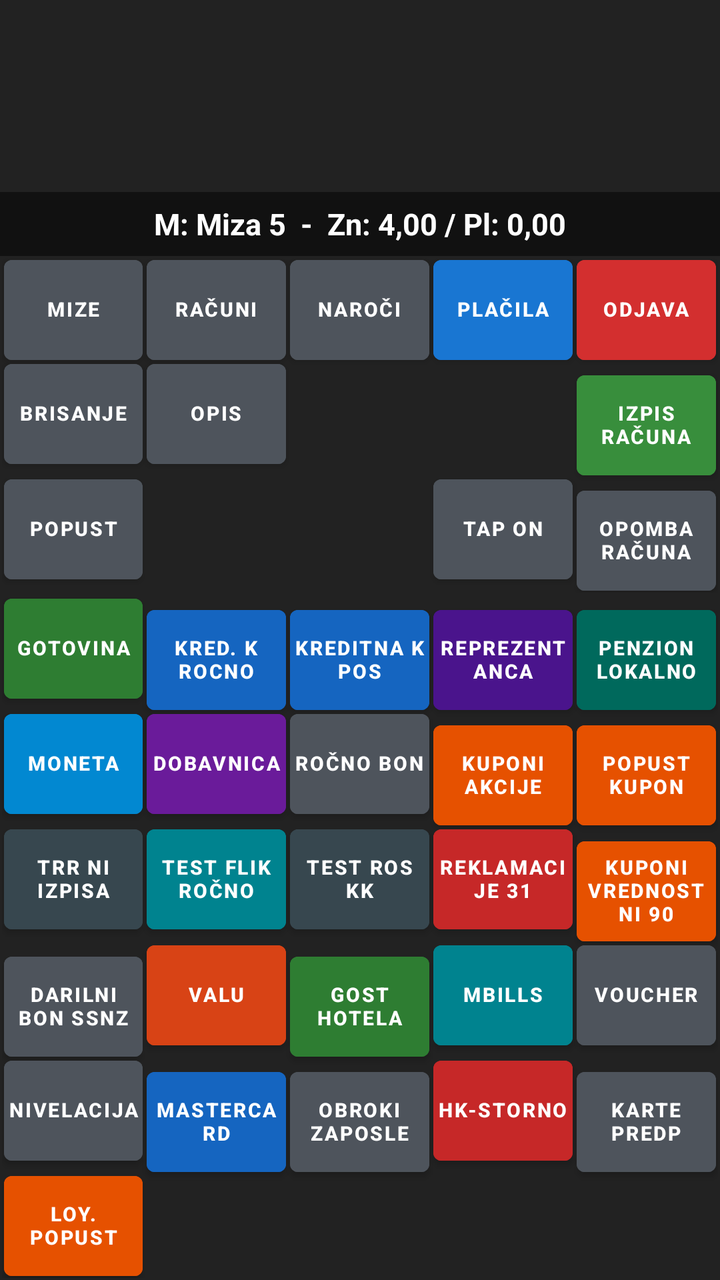
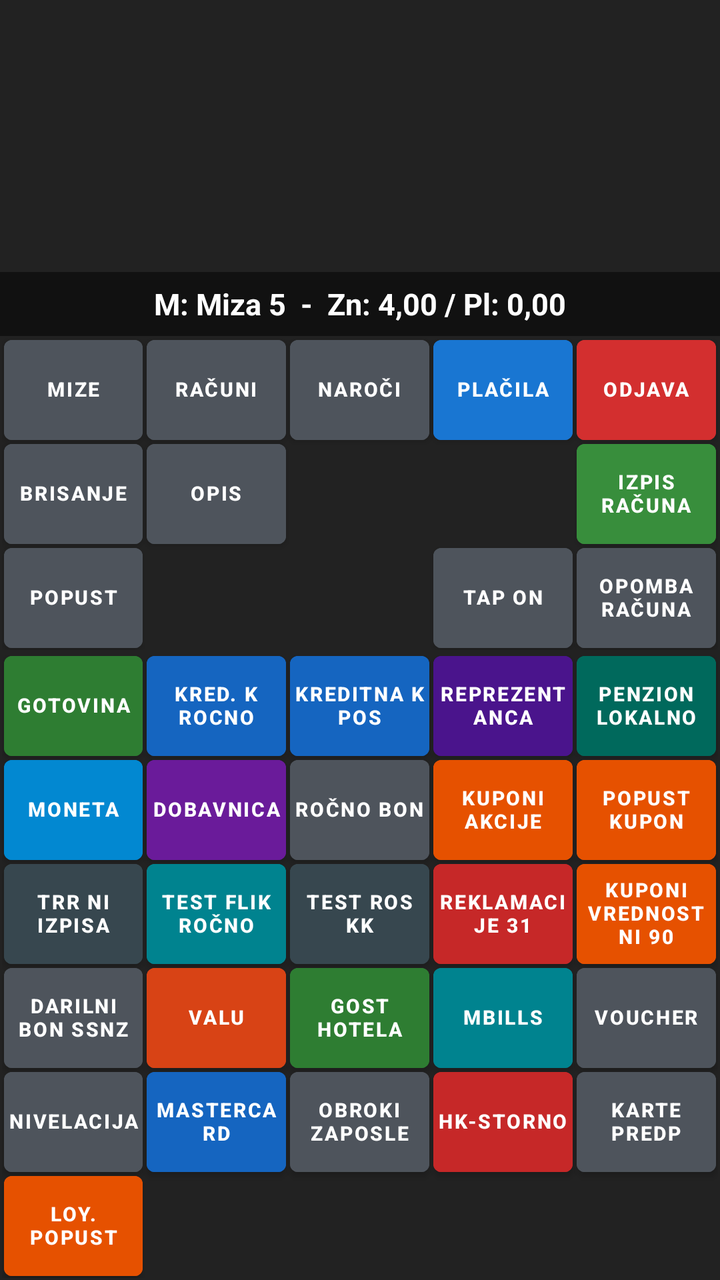

Compare the two renders of this Android layout. The source of the first and the diff that turns it into the second are given below.
<!-- AndroidManifest.xml: application theme Theme.RosKasa -->
<!-- res/layout/fragment_placila.xml -->
<?xml version="1.0" encoding="utf-8"?>
<LinearLayout xmlns:android="http://schemas.android.com/apk/res/android"
    android:layout_width="match_parent"
    android:layout_height="match_parent"
    android:orientation="vertical"
    android:background="@color/pos_bg_dark">

    
    <androidx.recyclerview.widget.RecyclerView
        android:id="@+id/rvPlacilaItems"
        android:layout_width="match_parent"
        android:layout_height="0dp"
        android:layout_weight="1"
        android:padding="2dp"
        android:background="#222222" />

    
    <TextView
        android:id="@+id/tvMizaStatus"
        android:layout_width="match_parent"
        android:layout_height="32dp"
        android:background="#111111"
        android:gravity="center"
        android:textColor="#FFFFFF"
        android:textSize="15sp"
        android:textStyle="bold"
        android:text="M: Miza 5  -  Zn: 4,00 / Pl: 0,00" />

    
    <GridLayout
        android:layout_width="match_parent"
        android:layout_height="wrap_content"
        android:columnCount="5"
        android:rowCount="3"
        android:alignmentMode="alignBounds"
        android:useDefaultMargins="false"
        android:padding="1dp">

        
        <com.google.android.material.button.MaterialButton
            android:id="@+id/btnNavMize"
            style="@style/PosButtonStyle"
            android:layout_width="0dp"
            android:layout_height="50dp"
            android:layout_columnWeight="1"
            android:backgroundTint="@color/pos_btn_normal"
            android:text="@string/btn_mize"
            android:textColor="#FFFFFF" />

        <com.google.android.material.button.MaterialButton
            android:id="@+id/btnNavRacuni"
            style="@style/PosButtonStyle"
            android:layout_width="0dp"
            android:layout_height="50dp"
            android:layout_columnWeight="1"
            android:backgroundTint="@color/pos_btn_normal"
            android:text="@string/btn_racuni"
            android:textColor="#FFFFFF" />

        <com.google.android.material.button.MaterialButton
            android:id="@+id/btnNavNaroci"
            style="@style/PosButtonStyle"
            android:layout_width="0dp"
            android:layout_height="50dp"
            android:layout_columnWeight="1"
            android:backgroundTint="@color/pos_btn_normal"
            android:text="@string/btn_naroci"
            android:textColor="#FFFFFF" />

        <com.google.android.material.button.MaterialButton
            android:id="@+id/btnNavPlacilaSelf"
            style="@style/PosButtonStyle"
            android:layout_width="0dp"
            android:layout_height="50dp"
            android:layout_columnWeight="1"
            android:backgroundTint="@color/pos_accent_blue"
            android:text="@string/btn_placila"
            android:textColor="#FFFFFF" />

        <com.google.android.material.button.MaterialButton
            android:id="@+id/btnOdjava"
            style="@style/PosButtonStyle"
            android:layout_width="0dp"
            android:layout_height="50dp"
            android:layout_columnWeight="1"
            android:backgroundTint="@color/pos_accent_red"
            android:text="@string/btn_odjava"
            android:textColor="#FFFFFF" />

        
        <com.google.android.material.button.MaterialButton
            android:id="@+id/btnBrisanje"
            style="@style/PosButtonStyle"
            android:layout_width="0dp"
            android:layout_height="50dp"
            android:layout_columnWeight="1"
            android:backgroundTint="@color/pos_btn_normal"
            android:text="Brisanje"
            android:textColor="#FFFFFF" />

        <com.google.android.material.button.MaterialButton
            android:id="@+id/btnOpis"
            style="@style/PosButtonStyle"
            android:layout_width="0dp"
            android:layout_height="50dp"
            android:layout_columnWeight="1"
            android:backgroundTint="@color/pos_btn_normal"
            android:text="Opis"
            android:textColor="#FFFFFF" />

        <View
            android:layout_width="0dp"
            android:layout_height="50dp"
            android:layout_columnWeight="1" />

        <View
            android:layout_width="0dp"
            android:layout_height="50dp"
            android:layout_columnWeight="1" />

        <com.google.android.material.button.MaterialButton
            android:id="@+id/btnIzpisRacuna"
            style="@style/PosButtonStyle"
            android:layout_width="0dp"
            android:layout_height="50dp"
            android:layout_columnWeight="1"
            android:backgroundTint="@color/pos_accent_green"
            android:text="Izpis Računa"
            android:textColor="#FFFFFF" />

        
        <com.google.android.material.button.MaterialButton
            android:id="@+id/btnPopust"
            style="@style/PosButtonStyle"
            android:layout_width="0dp"
            android:layout_height="50dp"
            android:layout_columnWeight="1"
            android:backgroundTint="@color/pos_btn_normal"
            android:text="Popust"
            android:textColor="#FFFFFF" />

        <View
            android:layout_width="0dp"
            android:layout_height="50dp"
            android:layout_columnWeight="1" />

        <View
            android:layout_width="0dp"
            android:layout_height="50dp"
            android:layout_columnWeight="1" />

        <com.google.android.material.button.MaterialButton
            android:id="@+id/btnTapOn"
            style="@style/PosButtonStyle"
            android:layout_width="0dp"
            android:layout_height="50dp"
            android:layout_columnWeight="1"
            android:backgroundTint="@color/pos_btn_normal"
            android:text="Tap On"
            android:textColor="#FFFFFF" />

        <com.google.android.material.button.MaterialButton
            android:id="@+id/btnOpombaRacuna"
            style="@style/PosButtonStyle"
            android:layout_width="0dp"
            android:layout_height="50dp"
            android:layout_columnWeight="1"
            android:backgroundTint="@color/pos_btn_normal"
            android:text="OPOMBA\nRAČUNA"
            android:textColor="#FFFFFF" />
    </GridLayout>

    
    <GridLayout
        android:id="@+id/gridPlacilaMethods"
        android:layout_width="match_parent"
        android:layout_height="wrap_content"
        android:columnCount="5"
        android:rowCount="6"
        android:alignmentMode="alignBounds"
        android:useDefaultMargins="false"
        android:padding="1dp">

        
        <com.google.android.material.button.MaterialButton
            android:id="@+id/btnPayGotovina"
            style="@style/PosButtonStyle"
            android:layout_width="0dp"
            android:layout_height="50dp"
            android:layout_columnWeight="1"
            android:backgroundTint="#2E7D32"
            android:text="GOTOVINA"
            android:textColor="#FFFFFF" />

        <com.google.android.material.button.MaterialButton
            android:id="@+id/btnPayKredRocno"
            style="@style/PosButtonStyle"
            android:layout_width="0dp"
            android:layout_height="50dp"
            android:layout_columnWeight="1"
            android:backgroundTint="#1565C0"
            android:text="KRED. K ROCNO"
            android:textColor="#FFFFFF" />

        <com.google.android.material.button.MaterialButton
            android:id="@+id/btnPayKreditnaPos"
            style="@style/PosButtonStyle"
            android:layout_width="0dp"
            android:layout_height="50dp"
            android:layout_columnWeight="1"
            android:backgroundTint="#1565C0"
            android:text="KREDITNA K POS"
            android:textColor="#FFFFFF" />

        <com.google.android.material.button.MaterialButton
            android:id="@+id/btnPayReprezentanca"
            style="@style/PosButtonStyle"
            android:layout_width="0dp"
            android:layout_height="50dp"
            android:layout_columnWeight="1"
            android:backgroundTint="#4A148C"
            android:text="REPREZENTANCA"
            android:textColor="#FFFFFF" />

        <com.google.android.material.button.MaterialButton
            android:id="@+id/btnPayPenzion"
            style="@style/PosButtonStyle"
            android:layout_width="0dp"
            android:layout_height="50dp"
            android:layout_columnWeight="1"
            android:backgroundTint="#00695C"
            android:text="PENZION LOKALNO"
            android:textColor="#FFFFFF" />

        
        <com.google.android.material.button.MaterialButton
            android:id="@+id/btnPayMoneta"
            style="@style/PosButtonStyle"
            android:layout_width="0dp"
            android:layout_height="50dp"
            android:layout_columnWeight="1"
            android:backgroundTint="#0288D1"
            android:text="MONETA"
            android:textColor="#FFFFFF" />

        <com.google.android.material.button.MaterialButton
            android:id="@+id/btnPayDobavnica"
            style="@style/PosButtonStyle"
            android:layout_width="0dp"
            android:layout_height="50dp"
            android:layout_columnWeight="1"
            android:backgroundTint="#6A1B9A"
            android:text="DOBAVNICA"
            android:textColor="#FFFFFF" />

        <com.google.android.material.button.MaterialButton
            android:id="@+id/btnPayRoNoBon"
            style="@style/PosButtonStyle"
            android:layout_width="0dp"
            android:layout_height="50dp"
            android:layout_columnWeight="1"
            android:backgroundTint="#4E545C"
            android:text="ROČNO BON"
            android:textColor="#FFFFFF" />

        <com.google.android.material.button.MaterialButton
            android:id="@+id/btnPayKuponiAkcije"
            style="@style/PosButtonStyle"
            android:layout_width="0dp"
            android:layout_height="50dp"
            android:layout_columnWeight="1"
            android:backgroundTint="#E65100"
            android:text="KUPONI AKCIJE"
            android:textColor="#FFFFFF" />

        <com.google.android.material.button.MaterialButton
            android:id="@+id/btnPayPopustKupon"
            style="@style/PosButtonStyle"
            android:layout_width="0dp"
            android:layout_height="50dp"
            android:layout_columnWeight="1"
            android:backgroundTint="#E65100"
            android:text="POPUST KUPON"
            android:textColor="#FFFFFF" />

        
        <com.google.android.material.button.MaterialButton
            android:id="@+id/btnPayTrr"
            style="@style/PosButtonStyle"
            android:layout_width="0dp"
            android:layout_height="50dp"
            android:layout_columnWeight="1"
            android:backgroundTint="#37474F"
            android:text="TRR NI IZPISA"
            android:textColor="#FFFFFF" />

        <com.google.android.material.button.MaterialButton
            android:id="@+id/btnPayFlik"
            style="@style/PosButtonStyle"
            android:layout_width="0dp"
            android:layout_height="50dp"
            android:layout_columnWeight="1"
            android:backgroundTint="#00838F"
            android:text="TEST FLIK ROČNO"
            android:textColor="#FFFFFF" />

        <com.google.android.material.button.MaterialButton
            android:id="@+id/btnPayRosKk"
            style="@style/PosButtonStyle"
            android:layout_width="0dp"
            android:layout_height="50dp"
            android:layout_columnWeight="1"
            android:backgroundTint="#37474F"
            android:text="TEST ROS KK"
            android:textColor="#FFFFFF" />

        <com.google.android.material.button.MaterialButton
            android:id="@+id/btnPayReklamacije"
            style="@style/PosButtonStyle"
            android:layout_width="0dp"
            android:layout_height="50dp"
            android:layout_columnWeight="1"
            android:backgroundTint="#C62828"
            android:text="REKLAMACIJE 31"
            android:textColor="#FFFFFF" />

        <com.google.android.material.button.MaterialButton
            android:id="@+id/btnPayKuponiVrednostni"
            style="@style/PosButtonStyle"
            android:layout_width="0dp"
            android:layout_height="50dp"
            android:layout_columnWeight="1"
            android:backgroundTint="#E65100"
            android:text="KUPONI VREDNOSTNI 90"
            android:textColor="#FFFFFF" />

        
        <com.google.android.material.button.MaterialButton
            android:id="@+id/btnPayDarilniBon"
            style="@style/PosButtonStyle"
            android:layout_width="0dp"
            android:layout_height="50dp"
            android:layout_columnWeight="1"
            android:backgroundTint="#4E545C"
            android:text="DARILNI BON SSNZ"
            android:textColor="#FFFFFF" />

        <com.google.android.material.button.MaterialButton
            android:id="@+id/btnPayValu"
            style="@style/PosButtonStyle"
            android:layout_width="0dp"
            android:layout_height="50dp"
            android:layout_columnWeight="1"
            android:backgroundTint="#D84315"
            android:text="VALU"
            android:textColor="#FFFFFF" />

        <com.google.android.material.button.MaterialButton
            android:id="@+id/btnPayGostHotela"
            style="@style/PosButtonStyle"
            android:layout_width="0dp"
            android:layout_height="50dp"
            android:layout_columnWeight="1"
            android:backgroundTint="#2E7D32"
            android:text="GOST HOTELA"
            android:textColor="#FFFFFF" />

        <com.google.android.material.button.MaterialButton
            android:id="@+id/btnPayMBills"
            style="@style/PosButtonStyle"
            android:layout_width="0dp"
            android:layout_height="50dp"
            android:layout_columnWeight="1"
            android:backgroundTint="#00838F"
            android:text="mBills"
            android:textColor="#FFFFFF" />

        <com.google.android.material.button.MaterialButton
            android:id="@+id/btnPayVoucher"
            style="@style/PosButtonStyle"
            android:layout_width="0dp"
            android:layout_height="50dp"
            android:layout_columnWeight="1"
            android:backgroundTint="#4E545C"
            android:text="VOUCHER"
            android:textColor="#FFFFFF" />

        
        <com.google.android.material.button.MaterialButton
            android:id="@+id/btnPayNivelacija"
            style="@style/PosButtonStyle"
            android:layout_width="0dp"
            android:layout_height="50dp"
            android:layout_columnWeight="1"
            android:backgroundTint="#4E545C"
            android:text="NIVELACIJA"
            android:textColor="#FFFFFF" />

        <com.google.android.material.button.MaterialButton
            android:id="@+id/btnPayMastercard"
            style="@style/PosButtonStyle"
            android:layout_width="0dp"
            android:layout_height="50dp"
            android:layout_columnWeight="1"
            android:backgroundTint="#1565C0"
            android:text="MASTERCARD"
            android:textColor="#FFFFFF" />

        <com.google.android.material.button.MaterialButton
            android:id="@+id/btnPayObrokiZaposle"
            style="@style/PosButtonStyle"
            android:layout_width="0dp"
            android:layout_height="50dp"
            android:layout_columnWeight="1"
            android:backgroundTint="#4E545C"
            android:text="OBROKI ZAPOSLE"
            android:textColor="#FFFFFF" />

        <com.google.android.material.button.MaterialButton
            android:id="@+id/btnPayHkStorno"
            style="@style/PosButtonStyle"
            android:layout_width="0dp"
            android:layout_height="50dp"
            android:layout_columnWeight="1"
            android:backgroundTint="#C62828"
            android:text="HK-STORNO"
            android:textColor="#FFFFFF" />

        <com.google.android.material.button.MaterialButton
            android:id="@+id/btnPayKartePredp"
            style="@style/PosButtonStyle"
            android:layout_width="0dp"
            android:layout_height="50dp"
            android:layout_columnWeight="1"
            android:backgroundTint="#4E545C"
            android:text="KARTE PREDP"
            android:textColor="#FFFFFF" />

        
        <com.google.android.material.button.MaterialButton
            android:id="@+id/btnPayLoyPopust"
            style="@style/PosButtonStyle"
            android:layout_width="0dp"
            android:layout_height="50dp"
            android:layout_columnWeight="1"
            android:backgroundTint="#E65100"
            android:text="Loy. popust"
            android:textColor="#FFFFFF" />

        <View
            android:layout_width="0dp"
            android:layout_height="50dp"
            android:layout_columnWeight="1" />

        <View
            android:layout_width="0dp"
            android:layout_height="50dp"
            android:layout_columnWeight="1" />

        <View
            android:layout_width="0dp"
            android:layout_height="50dp"
            android:layout_columnWeight="1" />

        <View
            android:layout_width="0dp"
            android:layout_height="50dp"
            android:layout_columnWeight="1" />
    </GridLayout>

</LinearLayout>
<!-- resources referenced by this layout -->
<resources>
  <color name="pos_accent_blue">#1976D2</color>
  <color name="pos_accent_green">#388E3C</color>
  <color name="pos_accent_red">#D32F2F</color>
  <color name="pos_bg_dark">#222222</color>
  <color name="pos_btn_normal">#4E545C</color>
  <string name="btn_mize">Mize</string>
  <string name="btn_naroci">Naroči</string>
  <string name="btn_odjava">Odjava</string>
  <string name="btn_placila">Plačila</string>
  <string name="btn_racuni">Računi</string>
  <style name="PosButtonStyle" parent="Widget.MaterialComponents.Button">
          <item name="android:layout_height">50dp</item>
          <item name="android:minHeight">50dp</item>
          <item name="android:insetTop">0dp</item>
          <item name="android:insetBottom">0dp</item>
          <item name="android:insetLeft">0dp</item>
          <item name="android:insetRight">0dp</item>
          <item name="android:paddingTop">0dp</item>
          <item name="android:paddingBottom">0dp</item>
          <item name="android:paddingLeft">2dp</item>
          <item name="android:paddingRight">2dp</item>
          <item name="android:gravity">center</item>
          <item name="android:includeFontPadding">false</item>
          <item name="android:textStyle">bold</item>
          <item name="android:textSize">10sp</item>
          <item name="android:layout_margin">1dp</item>
          <item name="android:baselineAligned">false</item>
          <item name="android:maxLines">3</item>
          <item name="android:ellipsize">end</item>
          <item name="cornerRadius">4dp</item>
      </style>
  <style name="Theme.RosKasa" parent="Theme.MaterialComponents.DayNight.NoActionBar">
          <item name="colorPrimary">@color/pos_accent_blue</item>
          <item name="colorSecondary">@color/pos_accent_green</item>
          <item name="android:windowBackground">@color/pos_bg_dark</item>
          <item name="android:textColor">@color/pos_btn_text</item>
      </style>
  <color name="pos_btn_text">#FFFFFF</color>
</resources>

<!-- the commit's change to res/layout/fragment_placila.xml (unified diff, before → after) -->
@@ -43,6 +43,7 @@
             android:layout_width="0dp"
             android:layout_height="50dp"
             android:layout_columnWeight="1"
+            android:layout_gravity="fill"
             android:backgroundTint="@color/pos_btn_normal"
             android:text="@string/btn_mize"
             android:textColor="#FFFFFF" />
@@ -53,6 +54,7 @@
             android:layout_width="0dp"
             android:layout_height="50dp"
             android:layout_columnWeight="1"
+            android:layout_gravity="fill"
             android:backgroundTint="@color/pos_btn_normal"
             android:text="@string/btn_racuni"
             android:textColor="#FFFFFF" />
@@ -63,6 +65,7 @@
             android:layout_width="0dp"
             android:layout_height="50dp"
             android:layout_columnWeight="1"
+            android:layout_gravity="fill"
             android:backgroundTint="@color/pos_btn_normal"
             android:text="@string/btn_naroci"
             android:textColor="#FFFFFF" />
@@ -73,6 +76,7 @@
             android:layout_width="0dp"
             android:layout_height="50dp"
             android:layout_columnWeight="1"
+            android:layout_gravity="fill"
             android:backgroundTint="@color/pos_accent_blue"
             android:text="@string/btn_placila"
             android:textColor="#FFFFFF" />
@@ -83,6 +87,7 @@
             android:layout_width="0dp"
             android:layout_height="50dp"
             android:layout_columnWeight="1"
+            android:layout_gravity="fill"
             android:backgroundTint="@color/pos_accent_red"
             android:text="@string/btn_odjava"
             android:textColor="#FFFFFF" />
@@ -94,6 +99,7 @@
             android:layout_width="0dp"
             android:layout_height="50dp"
             android:layout_columnWeight="1"
+            android:layout_gravity="fill"
             android:backgroundTint="@color/pos_btn_normal"
             android:text="Brisanje"
             android:textColor="#FFFFFF" />
@@ -104,6 +110,7 @@
             android:layout_width="0dp"
             android:layout_height="50dp"
             android:layout_columnWeight="1"
+            android:layout_gravity="fill"
             android:backgroundTint="@color/pos_btn_normal"
             android:text="Opis"
             android:textColor="#FFFFFF" />
@@ -111,12 +118,14 @@
         <View
             android:layout_width="0dp"
             android:layout_height="50dp"
-            android:layout_columnWeight="1" />
-
-        <View
-            android:layout_width="0dp"
-            android:layout_height="50dp"
-            android:layout_columnWeight="1" />
+            android:layout_columnWeight="1"
+            android:layout_gravity="fill" />
+
+        <View
+            android:layout_width="0dp"
+            android:layout_height="50dp"
+            android:layout_columnWeight="1"
+            android:layout_gravity="fill" />
 
         <com.google.android.material.button.MaterialButton
             android:id="@+id/btnIzpisRacuna"
@@ -124,6 +133,7 @@
             android:layout_width="0dp"
             android:layout_height="50dp"
             android:layout_columnWeight="1"
+            android:layout_gravity="fill"
             android:backgroundTint="@color/pos_accent_green"
             android:text="Izpis Računa"
             android:textColor="#FFFFFF" />
@@ -135,6 +145,7 @@
             android:layout_width="0dp"
             android:layout_height="50dp"
             android:layout_columnWeight="1"
+            android:layout_gravity="fill"
             android:backgroundTint="@color/pos_btn_normal"
             android:text="Popust"
             android:textColor="#FFFFFF" />
@@ -142,12 +153,14 @@
         <View
             android:layout_width="0dp"
             android:layout_height="50dp"
-            android:layout_columnWeight="1" />
-
-        <View
-            android:layout_width="0dp"
-            android:layout_height="50dp"
-            android:layout_columnWeight="1" />
+            android:layout_columnWeight="1"
+            android:layout_gravity="fill" />
+
+        <View
+            android:layout_width="0dp"
+            android:layout_height="50dp"
+            android:layout_columnWeight="1"
+            android:layout_gravity="fill" />
 
         <com.google.android.material.button.MaterialButton
             android:id="@+id/btnTapOn"
@@ -155,6 +168,7 @@
             android:layout_width="0dp"
             android:layout_height="50dp"
             android:layout_columnWeight="1"
+            android:layout_gravity="fill"
             android:backgroundTint="@color/pos_btn_normal"
             android:text="Tap On"
             android:textColor="#FFFFFF" />
@@ -165,6 +179,7 @@
             android:layout_width="0dp"
             android:layout_height="50dp"
             android:layout_columnWeight="1"
+            android:layout_gravity="fill"
             android:backgroundTint="@color/pos_btn_normal"
             android:text="OPOMBA\nRAČUNA"
             android:textColor="#FFFFFF" />
@@ -188,6 +203,7 @@
             android:layout_width="0dp"
             android:layout_height="50dp"
             android:layout_columnWeight="1"
+            android:layout_gravity="fill"
             android:backgroundTint="#2E7D32"
             android:text="GOTOVINA"
             android:textColor="#FFFFFF" />
@@ -198,6 +214,7 @@
             android:layout_width="0dp"
             android:layout_height="50dp"
             android:layout_columnWeight="1"
+            android:layout_gravity="fill"
             android:backgroundTint="#1565C0"
             android:text="KRED. K ROCNO"
             android:textColor="#FFFFFF" />
@@ -208,6 +225,7 @@
             android:layout_width="0dp"
             android:layout_height="50dp"
             android:layout_columnWeight="1"
+            android:layout_gravity="fill"
             android:backgroundTint="#1565C0"
             android:text="KREDITNA K POS"
             android:textColor="#FFFFFF" />
@@ -218,6 +236,7 @@
             android:layout_width="0dp"
             android:layout_height="50dp"
             android:layout_columnWeight="1"
+            android:layout_gravity="fill"
             android:backgroundTint="#4A148C"
             android:text="REPREZENTANCA"
             android:textColor="#FFFFFF" />
@@ -228,6 +247,7 @@
             android:layout_width="0dp"
             android:layout_height="50dp"
             android:layout_columnWeight="1"
+            android:layout_gravity="fill"
             android:backgroundTint="#00695C"
             android:text="PENZION LOKALNO"
             android:textColor="#FFFFFF" />
@@ -239,6 +259,7 @@
             android:layout_width="0dp"
             android:layout_height="50dp"
             android:layout_columnWeight="1"
+            android:layout_gravity="fill"
             android:backgroundTint="#0288D1"
             android:text="MONETA"
             android:textColor="#FFFFFF" />
@@ -249,6 +270,7 @@
             android:layout_width="0dp"
             android:layout_height="50dp"
             android:layout_columnWeight="1"
+            android:layout_gravity="fill"
             android:backgroundTint="#6A1B9A"
             android:text="DOBAVNICA"
             android:textColor="#FFFFFF" />
@@ -259,6 +281,7 @@
             android:layout_width="0dp"
             android:layout_height="50dp"
             android:layout_columnWeight="1"
+            android:layout_gravity="fill"
             android:backgroundTint="#4E545C"
             android:text="ROČNO BON"
             android:textColor="#FFFFFF" />
@@ -269,6 +292,7 @@
             android:layout_width="0dp"
             android:layout_height="50dp"
             android:layout_columnWeight="1"
+            android:layout_gravity="fill"
             android:backgroundTint="#E65100"
             android:text="KUPONI AKCIJE"
             android:textColor="#FFFFFF" />
@@ -279,6 +303,7 @@
             android:layout_width="0dp"
             android:layout_height="50dp"
             android:layout_columnWeight="1"
+            android:layout_gravity="fill"
             android:backgroundTint="#E65100"
             android:text="POPUST KUPON"
             android:textColor="#FFFFFF" />
@@ -290,6 +315,7 @@
             android:layout_width="0dp"
             android:layout_height="50dp"
             android:layout_columnWeight="1"
+            android:layout_gravity="fill"
             android:backgroundTint="#37474F"
             android:text="TRR NI IZPISA"
             android:textColor="#FFFFFF" />
@@ -300,6 +326,7 @@
             android:layout_width="0dp"
             android:layout_height="50dp"
             android:layout_columnWeight="1"
+            android:layout_gravity="fill"
             android:backgroundTint="#00838F"
             android:text="TEST FLIK ROČNO"
             android:textColor="#FFFFFF" />
@@ -310,6 +337,7 @@
             android:layout_width="0dp"
             android:layout_height="50dp"
             android:layout_columnWeight="1"
+            android:layout_gravity="fill"
             android:backgroundTint="#37474F"
             android:text="TEST ROS KK"
             android:textColor="#FFFFFF" />
@@ -320,6 +348,7 @@
             android:layout_width="0dp"
             android:layout_height="50dp"
             android:layout_columnWeight="1"
+            android:layout_gravity="fill"
             android:backgroundTint="#C62828"
             android:text="REKLAMACIJE 31"
             android:textColor="#FFFFFF" />
@@ -330,6 +359,7 @@
             android:layout_width="0dp"
             android:layout_height="50dp"
             android:layout_columnWeight="1"
+            android:layout_gravity="fill"
             android:backgroundTint="#E65100"
             android:text="KUPONI VREDNOSTNI 90"
             android:textColor="#FFFFFF" />
@@ -341,6 +371,7 @@
             android:layout_width="0dp"
             android:layout_height="50dp"
             android:layout_columnWeight="1"
+            android:layout_gravity="fill"
             android:backgroundTint="#4E545C"
             android:text="DARILNI BON SSNZ"
             android:textColor="#FFFFFF" />
@@ -351,6 +382,7 @@
             android:layout_width="0dp"
             android:layout_height="50dp"
             android:layout_columnWeight="1"
+            android:layout_gravity="fill"
             android:backgroundTint="#D84315"
             android:text="VALU"
             android:textColor="#FFFFFF" />
@@ -361,6 +393,7 @@
             android:layout_width="0dp"
             android:layout_height="50dp"
             android:layout_columnWeight="1"
+            android:layout_gravity="fill"
             android:backgroundTint="#2E7D32"
             android:text="GOST HOTELA"
             android:textColor="#FFFFFF" />
@@ -371,6 +404,7 @@
             android:layout_width="0dp"
             android:layout_height="50dp"
             android:layout_columnWeight="1"
+            android:layout_gravity="fill"
             android:backgroundTint="#00838F"
             android:text="mBills"
             android:textColor="#FFFFFF" />
@@ -381,6 +415,7 @@
             android:layout_width="0dp"
             android:layout_height="50dp"
             android:layout_columnWeight="1"
+            android:layout_gravity="fill"
             android:backgroundTint="#4E545C"
             android:text="VOUCHER"
             android:textColor="#FFFFFF" />
@@ -392,6 +427,7 @@
             android:layout_width="0dp"
             android:layout_height="50dp"
             android:layout_columnWeight="1"
+            android:layout_gravity="fill"
             android:backgroundTint="#4E545C"
             android:text="NIVELACIJA"
             android:textColor="#FFFFFF" />
@@ -402,6 +438,7 @@
             android:layout_width="0dp"
             android:layout_height="50dp"
             android:layout_columnWeight="1"
+            android:layout_gravity="fill"
             android:backgroundTint="#1565C0"
             android:text="MASTERCARD"
             android:textColor="#FFFFFF" />
@@ -412,6 +449,7 @@
             android:layout_width="0dp"
             android:layout_height="50dp"
             android:layout_columnWeight="1"
+            android:layout_gravity="fill"
             android:backgroundTint="#4E545C"
             android:text="OBROKI ZAPOSLE"
             android:textColor="#FFFFFF" />
@@ -422,6 +460,7 @@
             android:layout_width="0dp"
             android:layout_height="50dp"
             android:layout_columnWeight="1"
+            android:layout_gravity="fill"
             android:backgroundTint="#C62828"
             android:text="HK-STORNO"
             android:textColor="#FFFFFF" />
@@ -432,6 +471,7 @@
             android:layout_width="0dp"
             android:layout_height="50dp"
             android:layout_columnWeight="1"
+            android:layout_gravity="fill"
             android:backgroundTint="#4E545C"
             android:text="KARTE PREDP"
             android:textColor="#FFFFFF" />
@@ -443,6 +483,7 @@
             android:layout_width="0dp"
             android:layout_height="50dp"
             android:layout_columnWeight="1"
+            android:layout_gravity="fill"
             android:backgroundTint="#E65100"
             android:text="Loy. popust"
             android:textColor="#FFFFFF" />
@@ -450,22 +491,26 @@
         <View
             android:layout_width="0dp"
             android:layout_height="50dp"
-            android:layout_columnWeight="1" />
-
-        <View
-            android:layout_width="0dp"
-            android:layout_height="50dp"
-            android:layout_columnWeight="1" />
-
-        <View
-            android:layout_width="0dp"
-            android:layout_height="50dp"
-            android:layout_columnWeight="1" />
-
-        <View
-            android:layout_width="0dp"
-            android:layout_height="50dp"
-            android:layout_columnWeight="1" />
+            android:layout_columnWeight="1"
+            android:layout_gravity="fill" />
+
+        <View
+            android:layout_width="0dp"
+            android:layout_height="50dp"
+            android:layout_columnWeight="1"
+            android:layout_gravity="fill" />
+
+        <View
+            android:layout_width="0dp"
+            android:layout_height="50dp"
+            android:layout_columnWeight="1"
+            android:layout_gravity="fill" />
+
+        <View
+            android:layout_width="0dp"
+            android:layout_height="50dp"
+            android:layout_columnWeight="1"
+            android:layout_gravity="fill" />
     </GridLayout>
 
 </LinearLayout>
